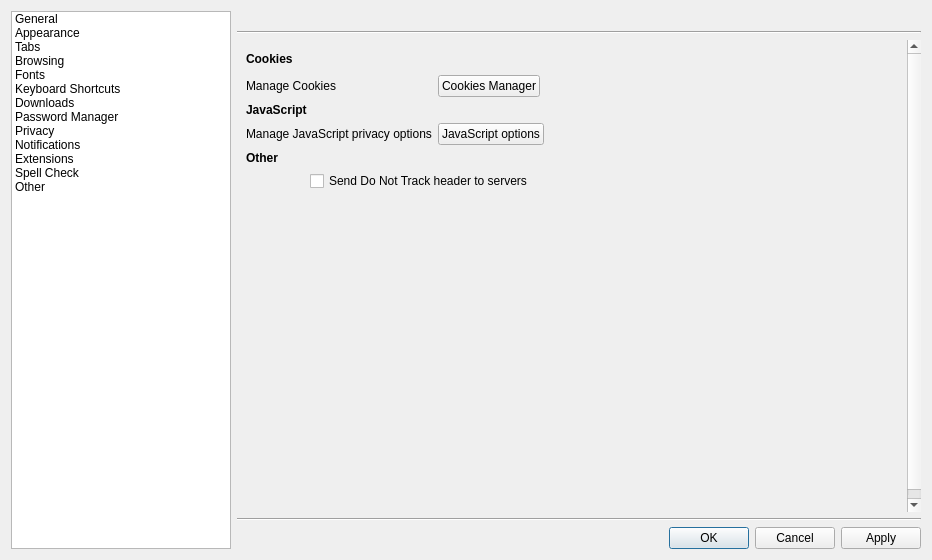
This is src/lib/preferences/preferences.ui in RandyMcMillan/falkon as Qt 5 draws it before an edit. The edited form follows.
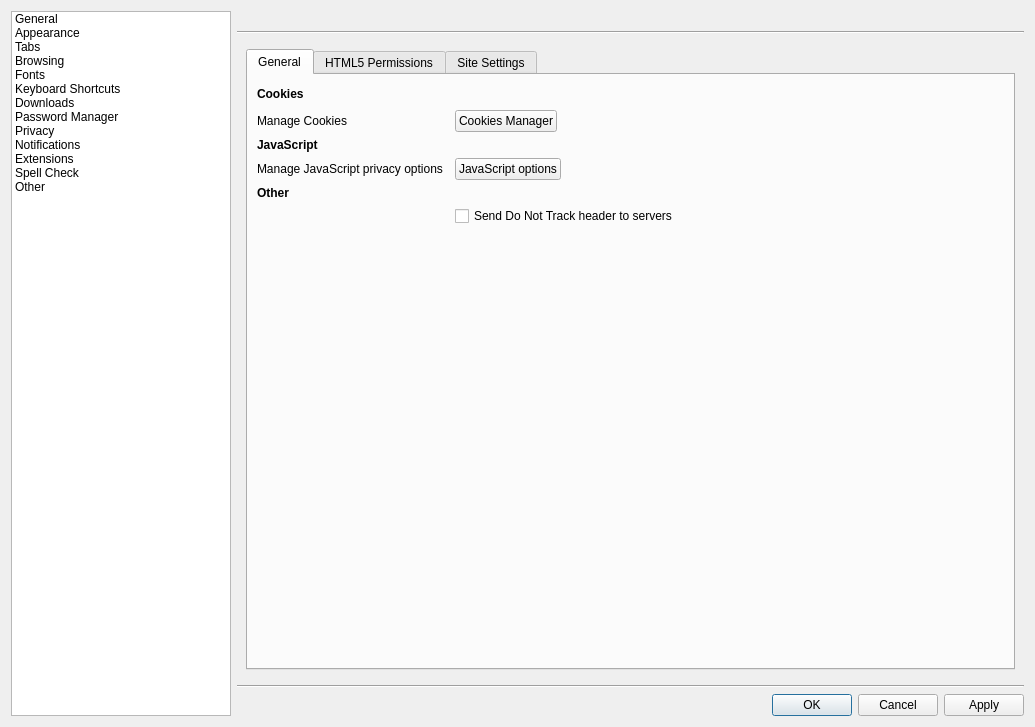
This is the edited form. The open tabs and pages were chosen to show the change. Custom widgets are drawn as their Qt base class.

Commit message: SiteSettings: Add and change variety of stuff

```diff
--- a/src/lib/preferences/preferences.ui
+++ b/src/lib/preferences/preferences.ui
@@ -6,14 +6,21 @@
    <rect>
     <x>0</x>
     <y>0</y>
-    <width>932</width>
-    <height>560</height>
+    <width>1035</width>
+    <height>727</height>
    </rect>
   </property>
   <property name="windowTitle">
    <string>Preferences</string>
   </property>
   <layout class="QGridLayout" name="gridLayout_5">
+   <item row="4" column="2">
+    <widget class="QDialogButtonBox" name="buttonBox">
+     <property name="standardButtons">
+      <set>QDialogButtonBox::Apply|QDialogButtonBox::Cancel|QDialogButtonBox::Ok</set>
+     </property>
+    </widget>
+   </item>
    <item row="0" column="0" rowspan="5">
     <widget class="QListWidget" name="listWidget">
      <property name="minimumSize">
@@ -132,6 +139,13 @@
      </property>
     </widget>
    </item>
+   <item row="3" column="1" colspan="2">
+    <widget class="Line" name="line_2">
+     <property name="orientation">
+      <enum>Qt::Horizontal</enum>
+     </property>
+    </widget>
+   </item>
    <item row="2" column="1" colspan="2">
     <widget class="QScrollArea" name="scrollArea">
      <property name="frameShape">
@@ -145,8 +159,8 @@
        <rect>
         <x>0</x>
         <y>0</y>
-        <width>680</width>
-        <height>583</height>
+        <width>793</width>
+        <height>626</height>
        </rect>
       </property>
       <layout class="QVBoxLayout" name="verticalLayout_4">
@@ -1010,7 +1024,7 @@
            <item row="0" column="0">
             <widget class="QTabWidget" name="tabWidget">
              <property name="currentIndex">
-              <number>0</number>
+              <number>2</number>
              </property>
              <widget class="QWidget" name="tab">
               <attribute name="title">
@@ -1525,16 +1539,6 @@
                </item>
               </layout>
              </widget>
-             <widget class="QWidget" name="tab_6">
-              <attribute name="title">
-               <string>Site Settings</string>
-              </attribute>
-              <layout class="QVBoxLayout" name="verticalLayout_5">
-               <item>
-                <widget class="QListWidget" name="siteSettingsList"/>
-               </item>
-              </layout>
-             </widget>
             </widget>
            </item>
           </layout>
@@ -2018,14 +2022,50 @@
          </widget>
          <widget class="QWidget" name="privacyPage">
           <layout class="QGridLayout" name="gridLayout_12">
-           <item row="18" column="0" colspan="4">
-            <widget class="QLabel" name="label_50">
+           <item row="20" column="1">
+            <widget class="QTabWidget" name="tabWidget_4">
+             <property name="currentIndex">
+              <number>0</number>
+             </property>
+             <widget class="QWidget" name="tab_9">
+              <attribute name="title">
+               <string>General</string>
+              </attribute>
+              <layout class="QGridLayout" name="gridLayout_24">
+               <item row="1" column="0">
+                <widget class="QLabel" name="label_19">
              <property name="text">
-              <string>&lt;b&gt;Other&lt;/b&gt;</string>
+                  <string>Manage Cookies</string>
              </property>
             </widget>
            </item>
-           <item row="15" column="0" colspan="4">
+               <item row="1" column="2">
+                <widget class="QPushButton" name="cookieManagerBut">
+                 <property name="sizePolicy">
+                  <sizepolicy hsizetype="Fixed" vsizetype="Fixed">
+                   <horstretch>0</horstretch>
+                   <verstretch>0</verstretch>
+                  </sizepolicy>
+                 </property>
+                 <property name="text">
+                  <string>Cookies Manager</string>
+                 </property>
+                </widget>
+               </item>
+               <item row="0" column="2">
+                <spacer name="horizontalSpacer_22">
+                 <property name="orientation">
+                  <enum>Qt::Horizontal</enum>
+                 </property>
+                 <property name="sizeHint" stdset="0">
+                  <size>
+                   <width>40</width>
+                   <height>20</height>
+                  </size>
+                 </property>
+                </spacer>
+               </item>
+               <item row="3" column="0" colspan="3">
             <widget class="QLabel" name="label_61">
              <property name="mouseTracking">
               <bool>true</bool>
@@ -2035,60 +2075,67 @@
              </property>
             </widget>
            </item>
-           <item row="16" column="0" colspan="3">
-            <widget class="QLabel" name="label_25">
-             <property name="mouseTracking">
-              <bool>false</bool>
+               <item row="5" column="2">
+                <widget class="QPushButton" name="jsOptionsButton">
+                 <property name="sizePolicy">
+                  <sizepolicy hsizetype="Fixed" vsizetype="Fixed">
+                   <horstretch>0</horstretch>
+                   <verstretch>0</verstretch>
+                  </sizepolicy>
              </property>
              <property name="text">
-              <string>Manage JavaScript privacy options</string>
+                  <string>JavaScript options</string>
              </property>
             </widget>
            </item>
-           <item row="20" column="0">
-            <spacer name="horizontalSpacer_20">
-             <property name="orientation">
-              <enum>Qt::Horizontal</enum>
-             </property>
-             <property name="sizeType">
-              <enum>QSizePolicy::Fixed</enum>
-             </property>
-             <property name="sizeHint" stdset="0">
-              <size>
-               <width>20</width>
-               <height>20</height>
-              </size>
-             </property>
-            </spacer>
-           </item>
-           <item row="20" column="1" colspan="3">
+               <item row="8" column="2">
             <widget class="QCheckBox" name="doNotTrack">
              <property name="text">
               <string>Send Do Not Track header to servers</string>
              </property>
             </widget>
            </item>
-           <item row="8" column="0" colspan="3">
+               <item row="0" column="0">
             <widget class="QLabel" name="label_12">
              <property name="text">
               <string>&lt;b&gt;Cookies&lt;/b&gt;</string>
              </property>
             </widget>
            </item>
-           <item row="8" column="3">
-            <spacer name="horizontalSpacer_22">
+               <item row="8" column="0">
+                <spacer name="horizontalSpacer_20">
              <property name="orientation">
               <enum>Qt::Horizontal</enum>
              </property>
+                 <property name="sizeType">
+                  <enum>QSizePolicy::Fixed</enum>
+                 </property>
              <property name="sizeHint" stdset="0">
               <size>
-               <width>40</width>
+                   <width>20</width>
                <height>20</height>
               </size>
              </property>
             </spacer>
            </item>
-           <item row="26" column="0" colspan="4">
+               <item row="5" column="0">
+                <widget class="QLabel" name="label_25">
+                 <property name="mouseTracking">
+                  <bool>false</bool>
+                 </property>
+                 <property name="text">
+                  <string>Manage JavaScript privacy options</string>
+                 </property>
+                </widget>
+               </item>
+               <item row="7" column="0">
+                <widget class="QLabel" name="label_50">
+                 <property name="text">
+                  <string>&lt;b&gt;Other&lt;/b&gt;</string>
+                 </property>
+                </widget>
+               </item>
+               <item row="9" column="0" colspan="3">
             <spacer name="verticalSpacer_3">
              <property name="orientation">
               <enum>Qt::Vertical</enum>
@@ -2101,37 +2148,28 @@
              </property>
             </spacer>
            </item>
-           <item row="16" column="3">
-            <widget class="QPushButton" name="jsOptionsButton">
-             <property name="sizePolicy">
-              <sizepolicy hsizetype="Fixed" vsizetype="Fixed">
-               <horstretch>0</horstretch>
-               <verstretch>0</verstretch>
-              </sizepolicy>
-             </property>
-             <property name="text">
-              <string>JavaScript options</string>
-             </property>
-            </widget>
-           </item>
-           <item row="12" column="3">
-            <widget class="QPushButton" name="cookieManagerBut">
-             <property name="sizePolicy">
-              <sizepolicy hsizetype="Fixed" vsizetype="Fixed">
-               <horstretch>0</horstretch>
-               <verstretch>0</verstretch>
-              </sizepolicy>
-             </property>
-             <property name="text">
-              <string>Cookies Manager</string>
-             </property>
-            </widget>
-           </item>
-           <item row="12" column="0" colspan="3">
-            <widget class="QLabel" name="label_19">
-             <property name="text">
-              <string>Manage Cookies</string>
-             </property>
+              </layout>
+             </widget>
+             <widget class="QWidget" name="tab_10">
+              <attribute name="title">
+               <string>HTML5 Permissions</string>
+              </attribute>
+              <layout class="QVBoxLayout" name="verticalLayout_7">
+               <item>
+                <widget class="QListWidget" name="siteSettingsHtml5List"/>
+               </item>
+              </layout>
+             </widget>
+             <widget class="QWidget" name="tab_11">
+              <attribute name="title">
+               <string>Site Settings</string>
+              </attribute>
+              <layout class="QVBoxLayout" name="verticalLayout_6">
+               <item>
+                <widget class="QListWidget" name="siteSettingsList"/>
+               </item>
+              </layout>
+             </widget>
             </widget>
            </item>
           </layout>
@@ -2823,20 +2861,6 @@
      </widget>
     </widget>
    </item>
-   <item row="3" column="1" colspan="2">
-    <widget class="Line" name="line_2">
-     <property name="orientation">
-      <enum>Qt::Horizontal</enum>
-     </property>
-    </widget>
-   </item>
-   <item row="4" column="2">
-    <widget class="QDialogButtonBox" name="buttonBox">
-     <property name="standardButtons">
-      <set>QDialogButtonBox::Apply|QDialogButtonBox::Cancel|QDialogButtonBox::Ok</set>
-     </property>
-    </widget>
-   </item>
   </layout>
  </widget>
  <customwidgets>
```
Lines whose indentation alone changed are shown as unchanged. The commit also changes 13 other files.
